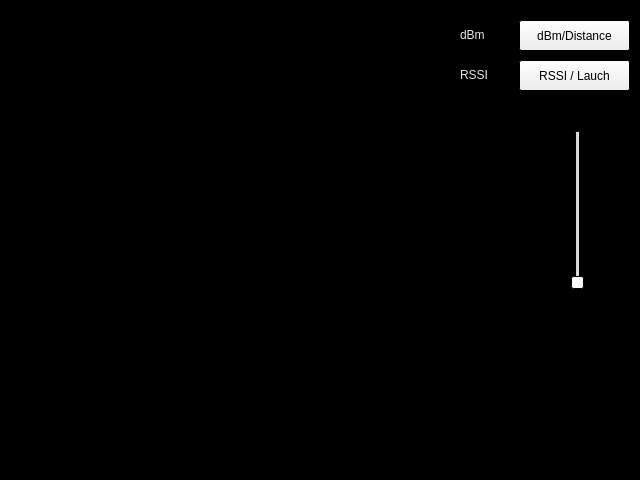
Old version of the form mapsviewer.ui in the repository Chien-Mu/CyberMaps.
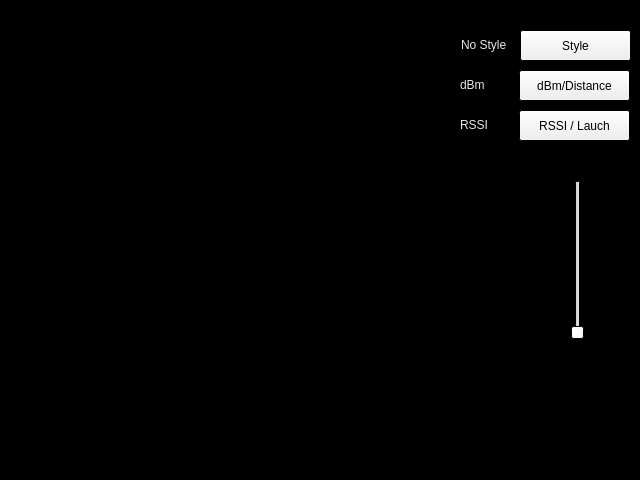
New version of the form.

Commit message: switch style

```diff
--- a/mapsviewer.ui
+++ b/mapsviewer.ui
@@ -81,7 +81,7 @@
    <property name="geometry">
     <rect>
      <x>519</x>
-     <y>20</y>
+     <y>70</y>
      <width>111</width>
      <height>31</height>
     </rect>
@@ -94,7 +94,7 @@
    <property name="geometry">
     <rect>
      <x>460</x>
-     <y>27</y>
+     <y>77</y>
      <width>60</width>
      <height>16</height>
     </rect>
@@ -225,7 +225,7 @@
    <property name="geometry">
     <rect>
      <x>460</x>
-     <y>67</y>
+     <y>117</y>
      <width>60</width>
      <height>16</height>
     </rect>
@@ -356,7 +356,7 @@
    <property name="geometry">
     <rect>
      <x>519</x>
-     <y>60</y>
+     <y>110</y>
      <width>111</width>
      <height>31</height>
     </rect>
@@ -369,7 +369,7 @@
    <property name="geometry">
     <rect>
      <x>570</x>
-     <y>130</y>
+     <y>180</y>
      <width>16</width>
      <height>160</height>
     </rect>
@@ -382,7 +382,7 @@
    <property name="geometry">
     <rect>
      <x>530</x>
-     <y>200</y>
+     <y>250</y>
      <width>41</width>
      <height>16</height>
     </rect>
@@ -391,6 +391,150 @@
     <string>x0</string>
    </property>
   </widget>
+  <widget class="QLabel" name="la_sw_style">
+   <property name="geometry">
+    <rect>
+     <x>461</x>
+     <y>37</y>
+     <width>60</width>
+     <height>16</height>
+    </rect>
+   </property>
+   <property name="palette">
+    <palette>
+     <active>
+      <colorrole role="WindowText">
+       <brush brushstyle="SolidPattern">
+        <color alpha="255">
+         <red>231</red>
+         <green>231</green>
+         <blue>231</blue>
+        </color>
+       </brush>
+      </colorrole>
+      <colorrole role="Dark">
+       <brush brushstyle="SolidPattern">
+        <color alpha="255">
+         <red>255</red>
+         <green>255</green>
+         <blue>255</blue>
+        </color>
+       </brush>
+      </colorrole>
+      <colorrole role="Text">
+       <brush brushstyle="SolidPattern">
+        <color alpha="255">
+         <red>231</red>
+         <green>231</green>
+         <blue>231</blue>
+        </color>
+       </brush>
+      </colorrole>
+      <colorrole role="ButtonText">
+       <brush brushstyle="SolidPattern">
+        <color alpha="255">
+         <red>255</red>
+         <green>255</green>
+         <blue>255</blue>
+        </color>
+       </brush>
+      </colorrole>
+     </active>
+     <inactive>
+      <colorrole role="WindowText">
+       <brush brushstyle="SolidPattern">
+        <color alpha="255">
+         <red>231</red>
+         <green>231</green>
+         <blue>231</blue>
+        </color>
+       </brush>
+      </colorrole>
+      <colorrole role="Dark">
+       <brush brushstyle="SolidPattern">
+        <color alpha="255">
+         <red>255</red>
+         <green>255</green>
+         <blue>255</blue>
+        </color>
+       </brush>
+      </colorrole>
+      <colorrole role="Text">
+       <brush brushstyle="SolidPattern">
+        <color alpha="255">
+         <red>231</red>
+         <green>231</green>
+         <blue>231</blue>
+        </color>
+       </brush>
+      </colorrole>
+      <colorrole role="ButtonText">
+       <brush brushstyle="SolidPattern">
+        <color alpha="255">
+         <red>255</red>
+         <green>255</green>
+         <blue>255</blue>
+        </color>
+       </brush>
+      </colorrole>
+     </inactive>
+     <disabled>
+      <colorrole role="WindowText">
+       <brush brushstyle="SolidPattern">
+        <color alpha="255">
+         <red>255</red>
+         <green>255</green>
+         <blue>255</blue>
+        </color>
+       </brush>
+      </colorrole>
+      <colorrole role="Dark">
+       <brush brushstyle="SolidPattern">
+        <color alpha="255">
+         <red>255</red>
+         <green>255</green>
+         <blue>255</blue>
+        </color>
+       </brush>
+      </colorrole>
+      <colorrole role="Text">
+       <brush brushstyle="SolidPattern">
+        <color alpha="255">
+         <red>255</red>
+         <green>255</green>
+         <blue>255</blue>
+        </color>
+       </brush>
+      </colorrole>
+      <colorrole role="ButtonText">
+       <brush brushstyle="SolidPattern">
+        <color alpha="255">
+         <red>255</red>
+         <green>255</green>
+         <blue>255</blue>
+        </color>
+       </brush>
+      </colorrole>
+     </disabled>
+    </palette>
+   </property>
+   <property name="text">
+    <string>No Style</string>
+   </property>
+  </widget>
+  <widget class="QPushButton" name="btn_sw_style">
+   <property name="geometry">
+    <rect>
+     <x>520</x>
+     <y>30</y>
+     <width>111</width>
+     <height>31</height>
+    </rect>
+   </property>
+   <property name="text">
+    <string>Style</string>
+   </property>
+  </widget>
  </widget>
  <resources/>
  <connections/>
```
The commit also changes 2 other files.
